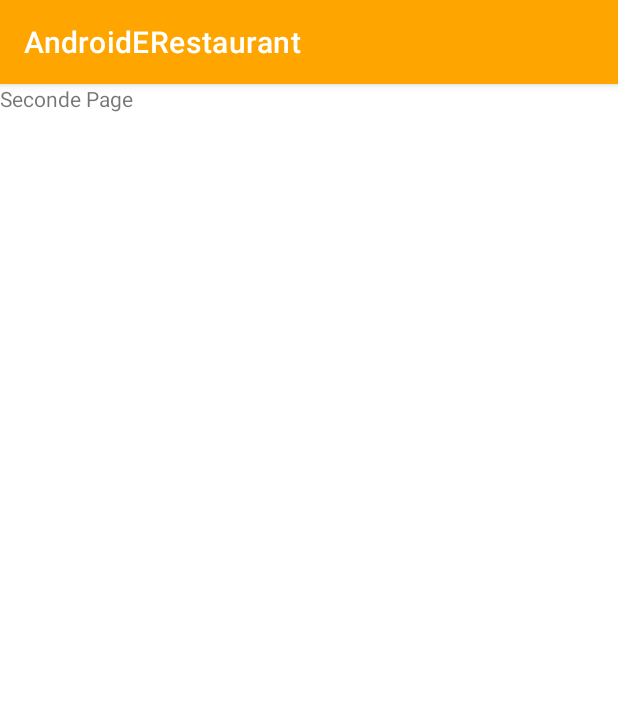
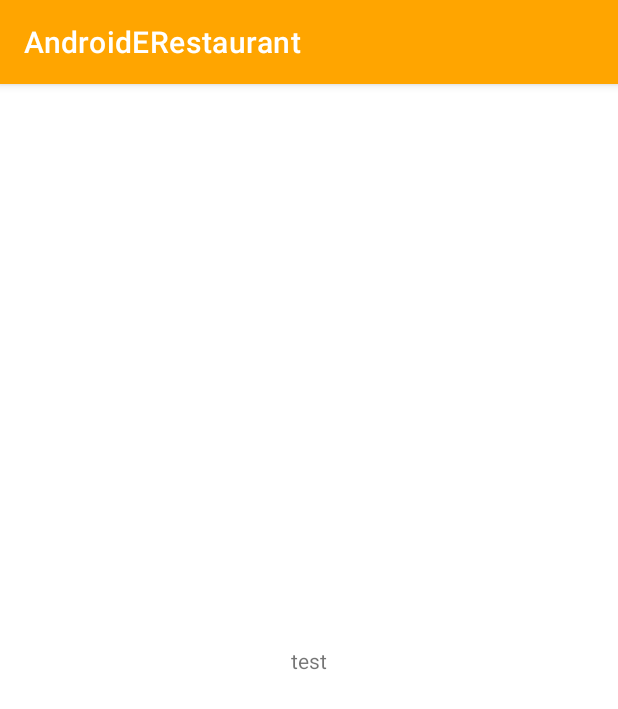
Before and after one commit to Thomas8483/AndroidERestaurant, an Android app: the screen it shows after launch (SelectorActivity), after a tap on "Entrées", on a phone screen of 412 x 824 dp. Shown: the top 709 px of the screen. Run offline under Robolectric (Android 15) with nearby library versions, the phone set to English and light mode, and no system bars.

Commit message:
MÀJ de SelectorActivity.kt

```diff
--- a/app/build.gradle
+++ b/app/build.gradle
@@ -30,6 +30,9 @@ android {
     kotlinOptions {
         jvmTarget = '1.8'
     }
+    buildFeatures {
+        viewBinding = true
+    }
 }
 
 dependencies {
--- a/app/src/main/java/fr/isen/jaxel/androiderestaurant/HomeActivity.kt
+++ b/app/src/main/java/fr/isen/jaxel/androiderestaurant/HomeActivity.kt
@@ -3,26 +3,35 @@ package fr.isen.jaxel.androiderestaurant
 import android.content.Intent
 import androidx.appcompat.app.AppCompatActivity
 import android.os.Bundle
-import android.view.View
-import android.widget.Button
 import android.widget.Toast
+//import android.widget.Button
+import fr.isen.jaxel.androiderestaurant.databinding.ActivityHomeBinding
 
 class HomeActivity : AppCompatActivity() {
+    private lateinit var binding : ActivityHomeBinding
     override fun onCreate(savedInstanceState: Bundle?) {
         super.onCreate(savedInstanceState)
-        setContentView(R.layout.activity_home)
-    }
-    //val button = findViewById<Button>(R.id)
-    fun entreesBtnOnClick(view: View) {
-        Toast.makeText(this, "Entrées cliqué", Toast.LENGTH_SHORT).show()
-        val gameActivityIntent = Intent(this@HomeActivity, SelectorActivity::class.java)
-        startActivity(gameActivityIntent);
-    }
+        binding = ActivityHomeBinding.inflate(layoutInflater)
+        val view = binding.root
+        setContentView(view)
+        val myIntent = Intent(this@HomeActivity, SelectorActivity::class.java)
 
-    fun platsBtnOnClick(view: View) {
-        Toast.makeText(this, "Plats cliqué", Toast.LENGTH_SHORT).show()
-    }
-    fun dessertsBtnOnClick(view: View) {
-        Toast.makeText(this, "Desserts cliqué", Toast.LENGTH_SHORT).show()
+        binding.buttonEntrees.setOnClickListener {
+            Toast.makeText(this, "Entrées cliqué", Toast.LENGTH_SHORT).show()
+            myIntent.putExtra("menu", "starters")
+            startActivity(myIntent)
+        }
+
+        binding.buttonPlats.setOnClickListener {
+            Toast.makeText(this, "Plats cliqué", Toast.LENGTH_SHORT).show()
+            myIntent.putExtra("menu", "Plats")
+            startActivity(myIntent)
+        }
+
+        binding.buttonDesserts.setOnClickListener {
+            Toast.makeText(this, "Desserts cliqué", Toast.LENGTH_SHORT).show()
+            myIntent.putExtra("menu", "desserts")
+            startActivity(myIntent)
+        }
     }
 }
--- a/app/src/main/java/fr/isen/jaxel/androiderestaurant/SelectorActivity.kt
+++ b/app/src/main/java/fr/isen/jaxel/androiderestaurant/SelectorActivity.kt
@@ -2,10 +2,14 @@ package fr.isen.jaxel.androiderestaurant
 
 import androidx.appcompat.app.AppCompatActivity
 import android.os.Bundle
+import fr.isen.jaxel.androiderestaurant.databinding.ActivitySelectorBinding
 
 class SelectorActivity : AppCompatActivity() {
+    private lateinit var binding: ActivitySelectorBinding
     override fun onCreate(savedInstanceState: Bundle?) {
         super.onCreate(savedInstanceState)
-        setContentView(R.layout.activity_selector)
+        binding = ActivitySelectorBinding.inflate(layoutInflater)
+        val view = binding.root
+        setContentView(view)
     }
 }
--- a/app/src/main/res/layout/activity_selector.xml
+++ b/app/src/main/res/layout/activity_selector.xml
@@ -7,10 +7,11 @@
     tools:context=".SelectorActivity">
 
     <TextView
-        android:id="@+id/textView"
         android:layout_width="wrap_content"
         android:layout_height="wrap_content"
-        android:text="Seconde Page"
-        tools:layout_editor_absoluteX="160dp"
-        tools:layout_editor_absoluteY="147dp" />
+        android:text="test"
+        app:layout_constraintBottom_toBottomOf="parent"
+        app:layout_constraintEnd_toEndOf="parent"
+        app:layout_constraintStart_toStartOf="parent"
+        app:layout_constraintTop_toTopOf="parent" />
 </androidx.constraintlayout.widget.ConstraintLayout>
```
